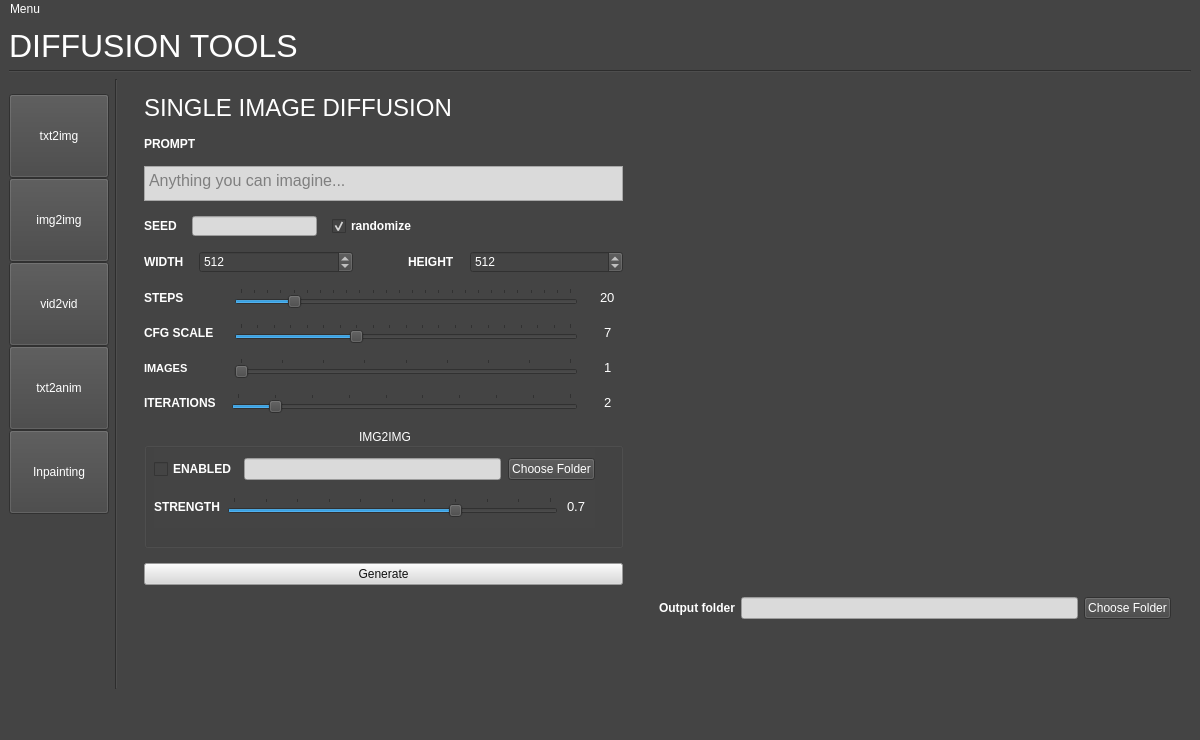
This is ui/main.ui in TwoDukes/Diffusion-Tools as Qt 5 draws it before an edit. The edited form follows.
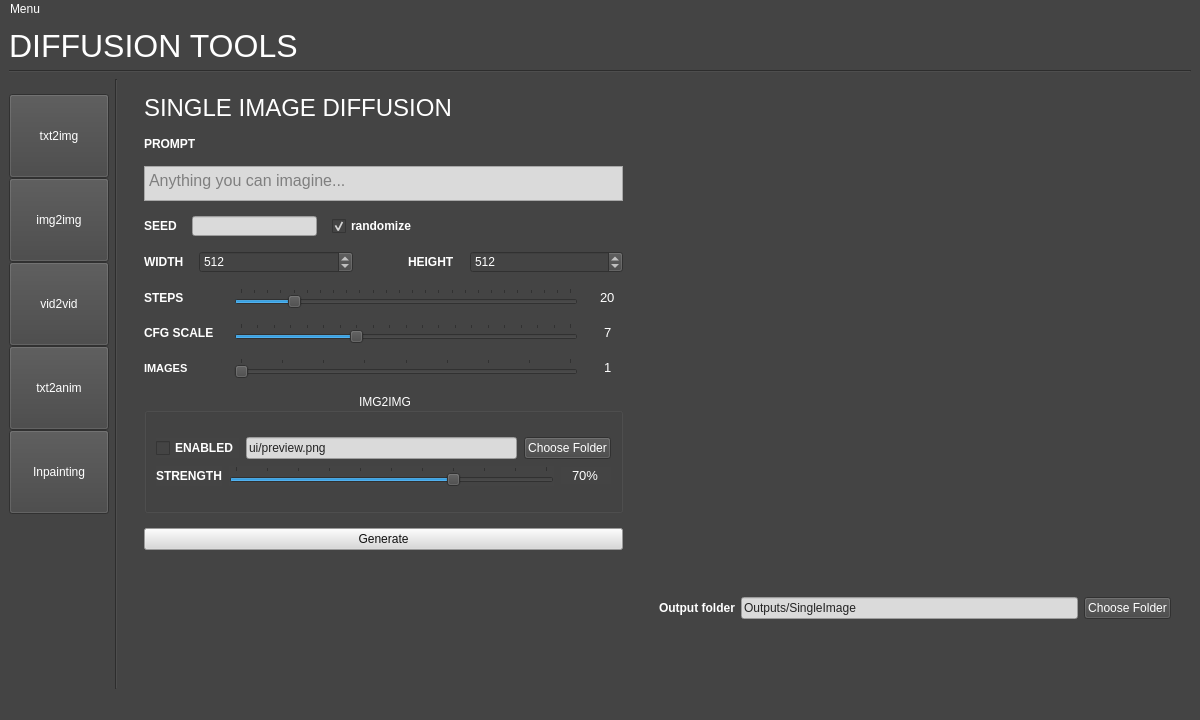
This is the edited form. Icons and pictures are not drawn.

Commit message: Large UI update, Added img2img

What changed in the file:
```diff
--- a/ui/main.ui
+++ b/ui/main.ui
@@ -7,13 +7,13 @@
     <x>0</x>
     <y>0</y>
     <width>1200</width>
-    <height>740</height>
+    <height>720</height>
    </rect>
   </property>
   <property name="minimumSize">
    <size>
     <width>1200</width>
-    <height>680</height>
+    <height>720</height>
    </size>
   </property>
   <property name="windowTitle">
@@ -33,7 +33,7 @@
      <verstretch>0</verstretch>
     </sizepolicy>
    </property>
-   <layout class="QVBoxLayout" name="verticalLayout_2" stretch="0,0,0,0">
+   <layout class="QVBoxLayout" name="verticalLayout_2" stretch="0,0,0">
     <property name="sizeConstraint">
      <enum>QLayout::SetDefaultConstraint</enum>
     </property>
@@ -444,7 +444,7 @@
             </property>
             <property name="sizeHint" stdset="0">
              <size>
-              <width>300</width>
+              <width>310</width>
               <height>20</height>
              </size>
             </property>
@@ -835,81 +835,6 @@
           </item>
          </layout>
         </item>
-        <item>
-         <layout class="QHBoxLayout" name="horizontalLayout_8">
-          <item>
-           <widget class="QLabel" name="iterationLabel">
-            <property name="maximumSize">
-             <size>
-              <width>75</width>
-              <height>16777215</height>
-             </size>
-            </property>
-            <property name="font">
-             <font>
-              <weight>75</weight>
-              <bold>true</bold>
-             </font>
-            </property>
-            <property name="text">
-             <string>ITERATIONS</string>
-            </property>
-           </widget>
-          </item>
-          <item>
-           <widget class="QSlider" name="iterationsSlider">
-            <property name="minimum">
-             <number>1</number>
-            </property>
-            <property name="maximum">
-             <number>10</number>
-            </property>
-            <property name="pageStep">
-             <number>1</number>
-            </property>
-            <property name="value">
-             <number>2</number>
-            </property>
-            <property name="orientation">
-             <enum>Qt::Horizontal</enum>
-            </property>
-            <property name="tickPosition">
-             <enum>QSlider::TicksAbove</enum>
-            </property>
-            <property name="tickInterval">
-             <number>1</number>
-            </property>
-           </widget>
-          </item>
-          <item>
-           <widget class="QLineEdit" name="iterationsValueBox">
-            <property name="maximumSize">
-             <size>
-              <width>30</width>
-              <height>16777215</height>
-             </size>
-            </property>
-            <property name="font">
-             <font>
-              <pointsize>10</pointsize>
-             </font>
-            </property>
-            <property name="inputMethodHints">
-             <set>Qt::ImhDigitsOnly</set>
-            </property>
-            <property name="text">
-             <string>2</string>
-            </property>
-            <property name="frame">
-             <bool>false</bool>
-            </property>
-            <property name="alignment">
-             <set>Qt::AlignCenter</set>
-            </property>
-           </widget>
-          </item>
-         </layout>
-        </item>
         <item>
          <layout class="QVBoxLayout" name="verticalLayout_3">
           <item>
@@ -938,15 +863,8 @@
             <property name="checkable">
              <bool>false</bool>
             </property>
-            <widget class="QWidget" name="verticalLayoutWidget_2">
-             <property name="geometry">
-              <rect>
-               <x>10</x>
-               <y>20</y>
-               <width>441</width>
-               <height>80</height>
-              </rect>
-             </property>
+            <layout class="QVBoxLayout" name="verticalLayout_7">
+             <item>
              <layout class="QVBoxLayout" name="verticalLayout_4">
               <property name="spacing">
                <number>7</number>
@@ -975,6 +893,9 @@
                    <string notr="true">background-color: rgb(218, 218, 218);
 color: rgb(35, 35, 35);</string>
                   </property>
+                   <property name="text">
+                    <string>ui/preview.png</string>
+                   </property>
                  </widget>
                 </item>
                 <item>
@@ -1025,6 +946,12 @@
                 </item>
                 <item>
                  <widget class="QLineEdit" name="strengthValueBox">
+                   <property name="minimumSize">
+                    <size>
+                     <width>50</width>
+                     <height>0</height>
+                    </size>
+                   </property>
                   <property name="maximumSize">
                    <size>
                     <width>30</width>
@@ -1043,17 +970,21 @@
                    </font>
                   </property>
                   <property name="text">
-                   <string>0.7</string>
+                    <string>70%</string>
                   </property>
                   <property name="frame">
                    <bool>false</bool>
                   </property>
+                   <property name="alignment">
+                    <set>Qt::AlignCenter</set>
+                   </property>
                  </widget>
                 </item>
                </layout>
               </item>
              </layout>
-            </widget>
+             </item>
+            </layout>
            </widget>
           </item>
          </layout>
@@ -1153,6 +1084,9 @@
              <string notr="true">background-color: rgb(218, 218, 218);
 color: rgb(35, 35, 35);</string>
             </property>
+            <property name="text">
+             <string>Outputs/SingleImage</string>
+            </property>
            </widget>
           </item>
           <item>
@@ -1194,13 +1128,6 @@
       </item>
      </layout>
     </item>
-    <item>
-     <widget class="QLabel" name="label">
-      <property name="text">
-       <string/>
-      </property>
-     </widget>
-    </item>
    </layout>
   </widget>
   <widget class="QMenuBar" name="menubar">
```
Lines whose indentation alone changed are shown as unchanged. The commit also changes 7 other files.
